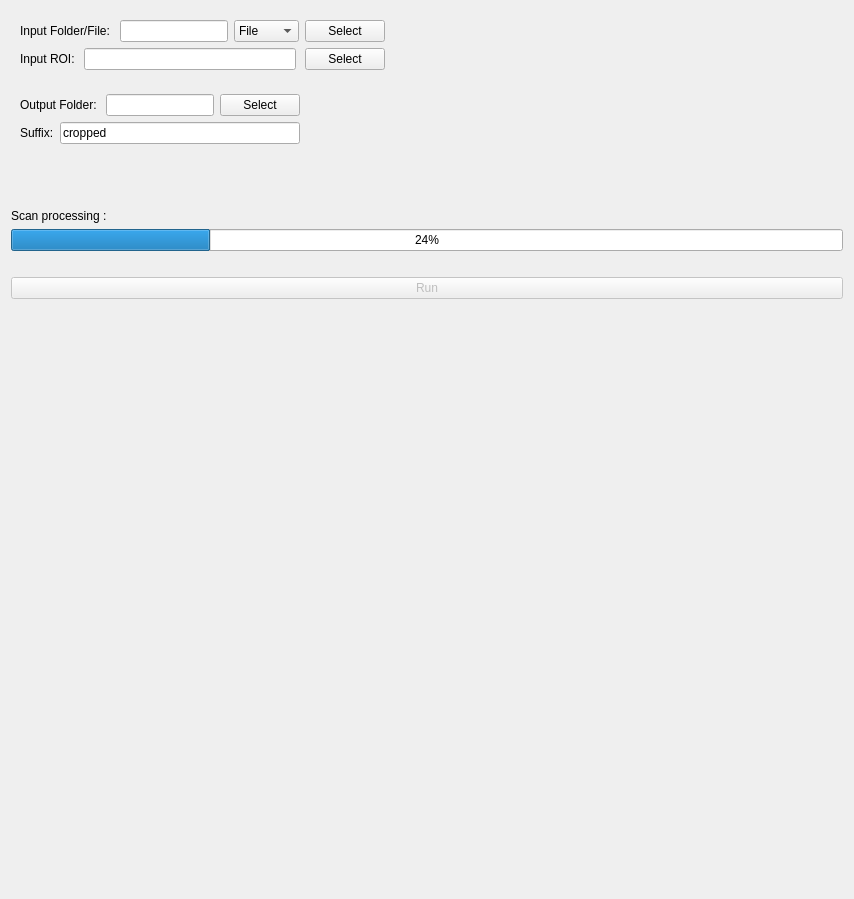
The window that AutoCrop3D/Crop_Volumes_UI/Resources/UI/AutoCrop3D.ui (DCBIA-OrthoLab/SlicerAutomatedDentalTools) describes before a commit, drawn with Qt 5.
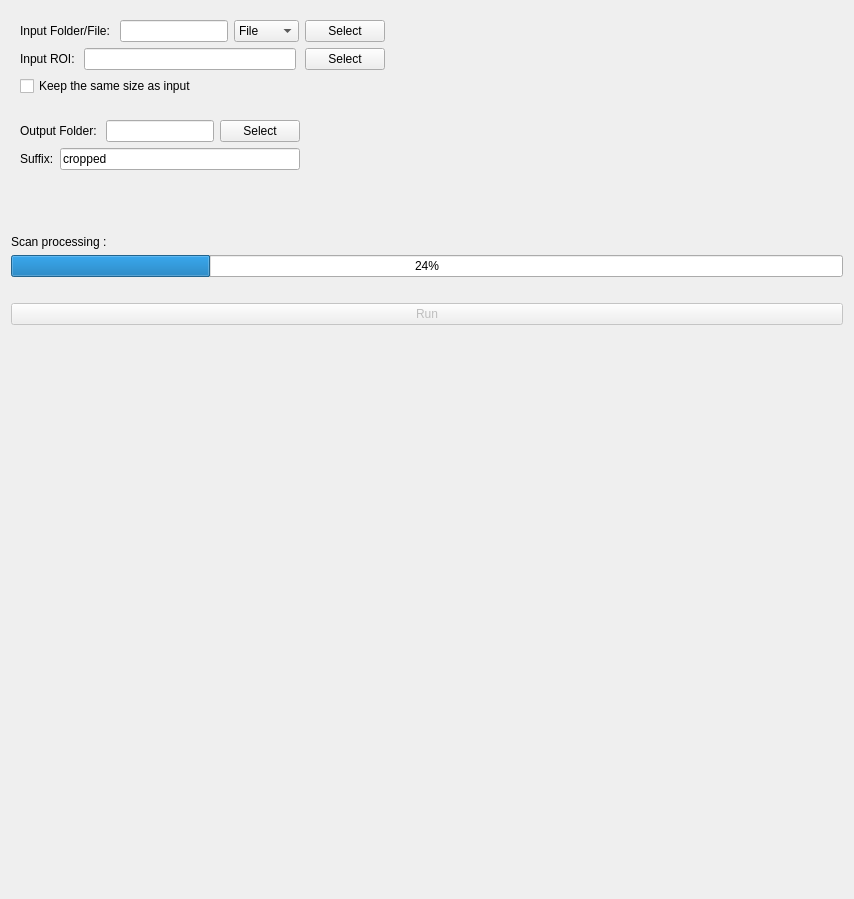
The same window after the commit. Custom widgets are drawn as their Qt base class.

Commit message: ENH: check box to keep the original siize of the file

Patch:
```diff
--- a/AutoCrop3D/Crop_Volumes_UI/Resources/UI/AutoCrop3D.ui
+++ b/AutoCrop3D/Crop_Volumes_UI/Resources/UI/AutoCrop3D.ui
@@ -86,6 +86,13 @@
           </item>
          </layout>
         </item>
+        <item>
+         <widget class="QCheckBox" name="checkBoxSize">
+          <property name="text">
+           <string>Keep the same size as input</string>
+          </property>
+         </widget>
+        </item>
         <item>
          <layout class="QHBoxLayout" name="horizontalLayout_11"/>
         </item>
```
The commit also changes 8 other files.
